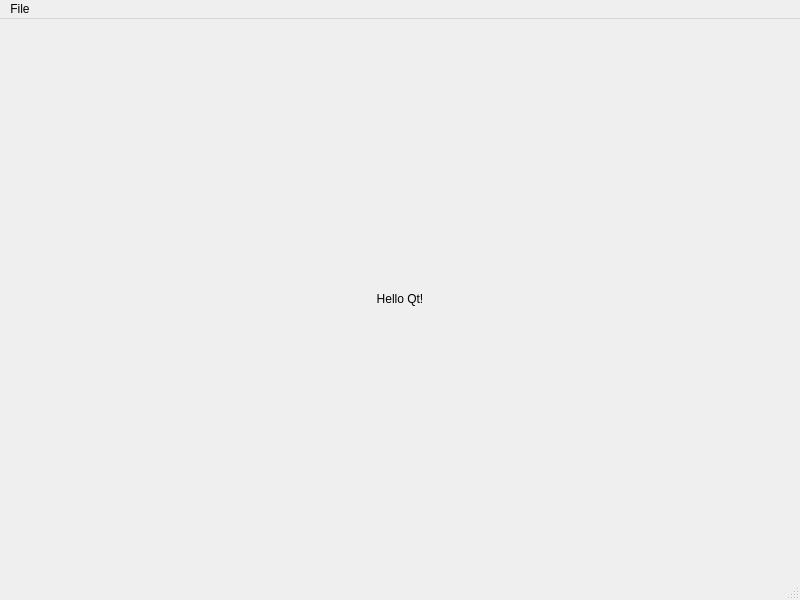
First picture: the form in Part3-SignalsSlots/mainwindow.ui, repository DeveloperPaul123/GettingStartedWithQt5Cmake-Tutorial, before the edit.
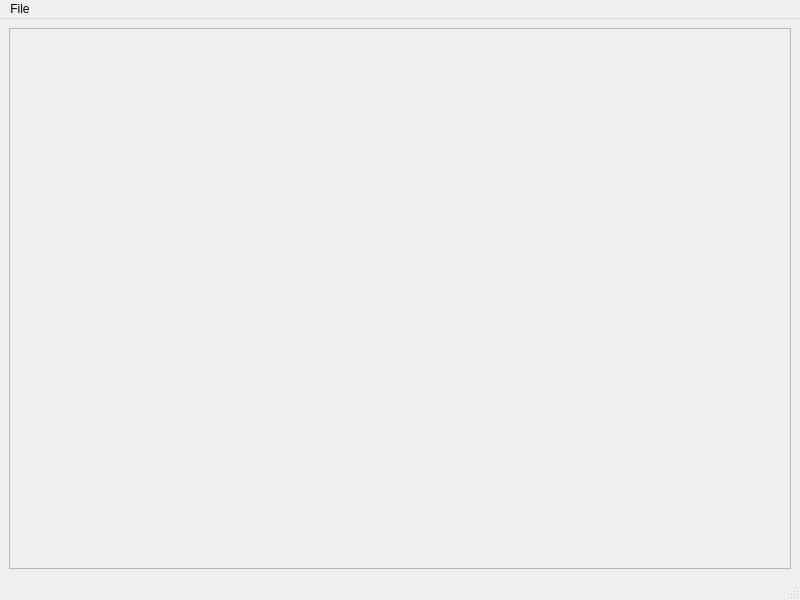
Second picture: the form after the edit.

Patch:
```diff
--- a/Part3-SignalsSlots/mainwindow.ui
+++ b/Part3-SignalsSlots/mainwindow.ui
@@ -16,13 +16,32 @@
   <widget class="QWidget" name="centralwidget">
    <layout class="QVBoxLayout" name="verticalLayout">
     <item>
+     <widget class="QScrollArea" name="scrollArea">
+      <property name="widgetResizable">
+       <bool>true</bool>
+      </property>
+      <widget class="QWidget" name="scrollAreaWidgetContents">
+       <property name="geometry">
+        <rect>
+         <x>0</x>
+         <y>0</y>
+         <width>786</width>
+         <height>547</height>
+        </rect>
+       </property>
+       <layout class="QVBoxLayout" name="verticalLayout_2">
+        <item>
      <widget class="QLabel" name="label">
       <property name="text">
-       <string>Hello Qt!</string>
+           <string/>
       </property>
       <property name="alignment">
        <set>Qt::AlignCenter</set>
       </property>
+         </widget>
+        </item>
+       </layout>
+      </widget>
      </widget>
     </item>
    </layout>
```
Lines whose indentation alone changed are shown as unchanged.
